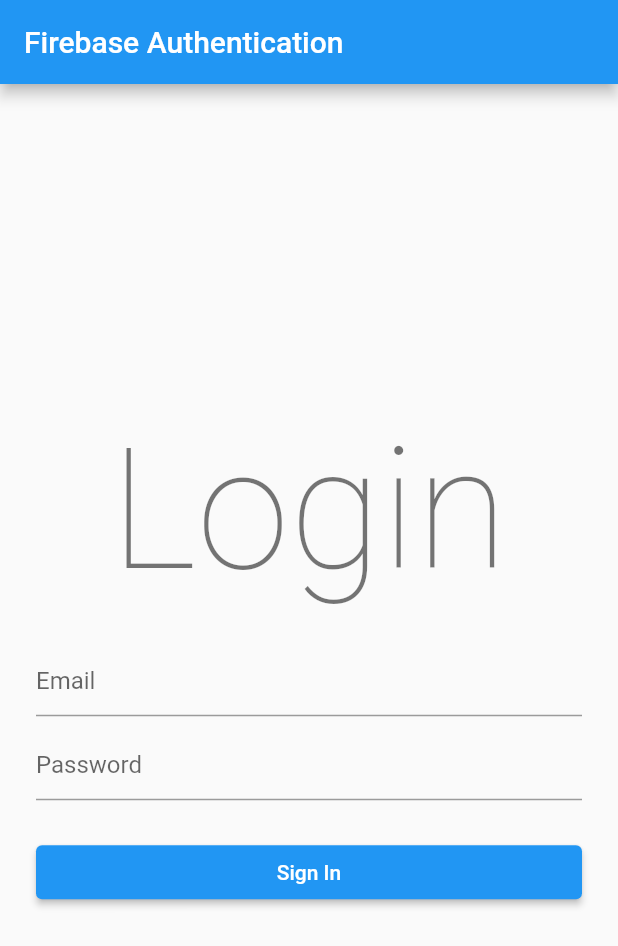
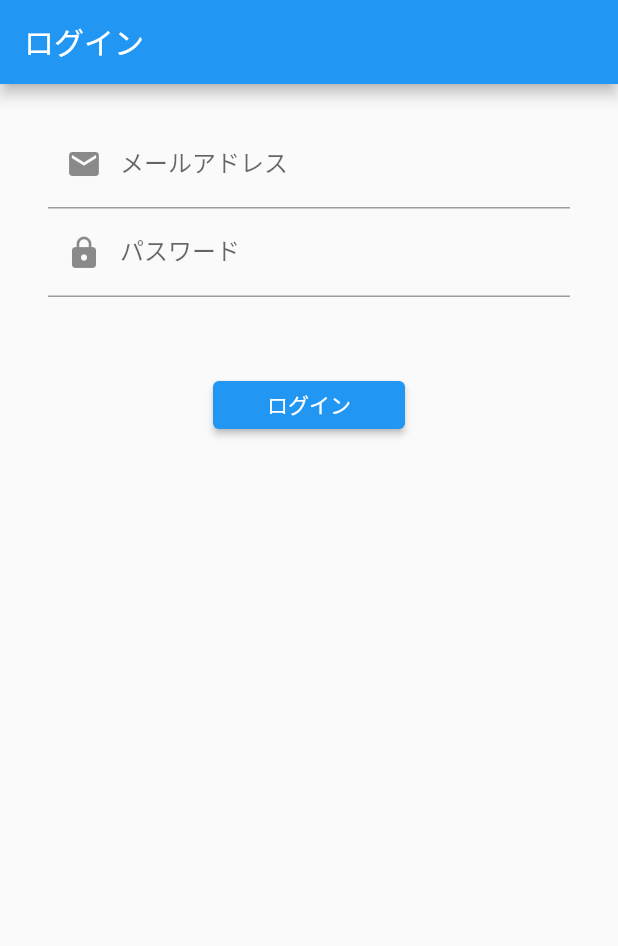
Before and after one commit to motowo/flutter_web, a Flutter app: the screen it shows after launch, on a phone screen of 412 x 824 dp. Shown: the top 946 px of the screen. Run offline on Flutter 3.47's test engine with Material 2 defaults, Android fonts, the phone set to English and light mode, and no system bars; our stand-ins replace firebase_auth, firebase_core, flutter_hooks, hooks_riverpod; accounts and stored records are empty; generated files the repository leaves out were written again.

Commit message:
file delete

```diff
--- a/lib/pages/login_page copy.dart
+++ /dev/null
@@ -1,82 +0,0 @@
-import 'package:firebase_auth/firebase_auth.dart';
-import 'package:flutter/material.dart';
-
-class LoginPage extends StatefulWidget {
-  const LoginPage({super.key});
-
-  @override
-  State createState() => _LoginPageState();
-}
-
-class _LoginPageState extends State<LoginPage> {
-  // 入力されたメールアドレス
-  String loginUserEmail = "";
-  // 入力されたパスワード
-  String loginUserPassword = "";
-  // 登録・ログインに関する情報を表示
-  String infoText = "";
-
-  @override
-  Widget build(BuildContext context) {
-    return Scaffold(
-      body: Center(
-        child: Container(
-          padding: const EdgeInsets.all(32),
-          child: Column(
-            children: <Widget>[
-              TextFormField(
-                // テキスト入力のラベルを設定
-                decoration: const InputDecoration(labelText: "メールアドレス"),
-                onChanged: (String value) {
-                  setState(() {
-                    loginUserEmail = value;
-                  });
-                },
-              ),
-              const SizedBox(height: 8),
-              TextFormField(
-                decoration: const InputDecoration(labelText: "パスワード（６文字以上）"),
-                // パスワードが見えないようにする
-                obscureText: true,
-                onChanged: (String value) {
-                  setState(() {
-                    loginUserPassword = value;
-                  });
-                },
-              ),
-              const SizedBox(height: 8),
-              ElevatedButton(
-                onPressed: () async {
-                  try {
-                    // メール/パスワードでログイン
-                    final FirebaseAuth auth = FirebaseAuth.instance;
-                    final UserCredential result =
-                        await auth.signInWithEmailAndPassword(
-                      email: loginUserEmail,
-                      password: loginUserPassword,
-                    );
-                    // ログインに成功した場合
-                    final User user = result.user!;
-                    setState(() {
-                      infoText = "ログインOK：${user.email}";
-                    });
-                    // ignore: use_build_context_synchronously
-                    Navigator.of(context).pushReplacementNamed('/list');
-                  } catch (e) {
-                    // ログインに失敗した場合
-                    setState(() {
-                      infoText = "ログインNG：${e.toString()}";
-                    });
-                  }
-                },
-                child: const Text("ログイン"),
-              ),
-              const SizedBox(height: 8),
-              Text(infoText),
-            ],
-          ),
-        ),
-      ),
-    );
-  }
-}
--- a/lib/pages/login_page.dart
+++ b/lib/pages/login_page.dart
@@ -1,165 +1,78 @@
-import 'package:firebase_auth/firebase_auth.dart';
-import 'package:firebase_core/firebase_core.dart';
 import 'package:flutter/material.dart';
-import '/utils/fire_auth.dart';
+import 'package:flutter_hooks/flutter_hooks.dart';
+import 'package:hooks_riverpod/hooks_riverpod.dart';
 
-import 'package:simple_logger/simple_logger.dart';
+import '../providers/auth_provider.dart';
+import 'list_page.dart';
 
-final logger = SimpleLogger()
-  ..setLevel(
-    // すべてログ出力する
-    Level.ALL,
-    // ログ出力した場所を出力する
-    includeCallerInfo: true,
-  );
-
-class LoginPage extends StatefulWidget {
-  const LoginPage({super.key});
+class LoginPage extends HookConsumerWidget {
+  const LoginPage({Key? key}) : super(key: key);
 
   @override
-  _LoginPageState createState() => _LoginPageState();
-}
+  Widget build(BuildContext context, WidgetRef ref) {
+    final emailController = useTextEditingController(text: '');
+    final passwordController = useTextEditingController(text: '');
 
-class _LoginPageState extends State<LoginPage> {
-  final _formKey = GlobalKey<FormState>();
-
-  final _emailTextController = TextEditingController();
-  final _passwordTextController = TextEditingController();
-
-  final _focusEmail = FocusNode();
-  final _focusPassword = FocusNode();
-
-  bool _isProcessing = false;
-
-  Future<FirebaseApp> _initializeFirebase() async {
-    FirebaseApp firebaseApp = await Firebase.initializeApp();
-
-    User? user = await FirebaseAuth.instance.currentUser;
-    logger.info(user);
-    if (user != null) {
-      // ignore: use_build_context_synchronously
-      Navigator.of(context).pushReplacementNamed('/list');
-    }
-
-    return firebaseApp;
-  }
-
-  @override
-  Widget build(BuildContext context) {
-    return GestureDetector(
-      onTap: () {
-        _focusEmail.unfocus();
-        _focusPassword.unfocus();
-      },
-      child: Scaffold(
-        appBar: AppBar(
-          title: const Text('Firebase Authentication'),
+    return Scaffold(
+      appBar: AppBar(title: const Text('ログイン')),
+      body: Padding(
+        padding: const EdgeInsets.symmetric(
+          vertical: 24,
+          horizontal: 32,
         ),
-        body: FutureBuilder(
-          future: _initializeFirebase(),
-          builder: (context, snapshot) {
-            if (snapshot.connectionState == ConnectionState.done) {
-              return Padding(
-                padding: const EdgeInsets.only(left: 24.0, right: 24.0),
-                child: Column(
-                  mainAxisAlignment: MainAxisAlignment.center,
-                  children: [
-                    Padding(
-                      padding: const EdgeInsets.only(bottom: 24.0),
-                      child: Text(
-                        'Login',
-                        style: Theme.of(context).textTheme.headline1,
-                      ),
-                    ),
-                    Form(
-                      key: _formKey,
-                      child: Column(
-                        children: <Widget>[
-                          TextFormField(
-                            controller: _emailTextController,
-                            focusNode: _focusEmail,
-                            decoration: InputDecoration(
-                              hintText: "Email",
-                              errorBorder: UnderlineInputBorder(
-                                borderRadius: BorderRadius.circular(6.0),
-                                borderSide: const BorderSide(
-                                  color: Colors.red,
-                                ),
-                              ),
-                            ),
-                          ),
-                          const SizedBox(height: 8.0),
-                          TextFormField(
-                            controller: _passwordTextController,
-                            focusNode: _focusPassword,
-                            obscureText: true,
-                            decoration: InputDecoration(
-                              hintText: "Password",
-                              errorBorder: UnderlineInputBorder(
-                                borderRadius: BorderRadius.circular(6.0),
-                                borderSide: const BorderSide(
-                                  color: Colors.red,
-                                ),
-                              ),
-                            ),
-                          ),
-                          const SizedBox(height: 24.0),
-                          _isProcessing
-                              ? const CircularProgressIndicator()
-                              : Row(
-                                  mainAxisAlignment:
-                                      MainAxisAlignment.spaceBetween,
-                                  children: [
-                                    Expanded(
-                                      child: ElevatedButton(
-                                        onPressed: () async {
-                                          _focusEmail.unfocus();
-                                          _focusPassword.unfocus();
-
-                                          if (_formKey.currentState!
-                                              .validate()) {
-                                            setState(() {
-                                              _isProcessing = true;
-                                            });
-
-                                            User? user = await FireAuth
-                                                .signInUsingEmailPassword(
-                                              email: _emailTextController.text,
-                                              password:
-                                                  _passwordTextController.text,
-                                            );
-
-                                            setState(() {
-                                              _isProcessing = false;
-                                            });
-
-                                            if (user != null) {
-                                              Navigator.of(context)
-                                                  .pushReplacementNamed(
-                                                      '/list');
-                                            }
-                                          }
-                                        },
-                                        child: const Text(
-                                          'Sign In',
-                                          style: TextStyle(color: Colors.white),
-                                        ),
-                                      ),
-                                    ),
-                                  ],
-                                )
-                        ],
-                      ),
-                    )
-                  ],
-                ),
-              );
-            }
-
-            return const Center(
-              child: CircularProgressIndicator(),
-            );
-          },
+        child: Column(
+          mainAxisAlignment: MainAxisAlignment.start,
+          children: [
+            TextFormField(
+              decoration: const InputDecoration(
+                prefixIcon: Icon(Icons.mail),
+                label: Text('メールアドレス'),
+                hintText: 'test@gmail.com',
+              ),
+              controller: emailController,
+              keyboardType: TextInputType.emailAddress,
+            ),
+            TextFormField(
+              decoration: const InputDecoration(
+                prefixIcon: Icon(Icons.lock),
+                label: Text('パスワード'),
+                hintText: 'password',
+              ),
+              controller: passwordController,
+              obscureText: true,
+            ),
+            const SizedBox(
+              height: 48,
+            ),
+            ElevatedButton(
+              style: ButtonStyle(
+                backgroundColor: MaterialStateProperty.all<Color>(Colors.blue),
+                minimumSize:
+                    MaterialStateProperty.all<Size>(const Size(128, 32)),
+              ),
+              onPressed: () async {
+                try {
+                  if (emailController.text.isEmpty) {
+                    throw 'メールアドレスを入力してください';
+                  }
+                  if (passwordController.text.isEmpty) {
+                    throw 'パスワードを入力してください';
+                  }
+                  await ref.read(authControllerProvider.notifier).signIn(
+                        emailController.text,
+                        passwordController.text,
+                      );
+                  Navigator.of(context).pushAndRemoveUntil(
+                    MaterialPageRoute(builder: (context) => const ListPage()),
+                    (_) => false,
+                  );
+                } catch (e) {
+                  print('サインインでエラーだよ');
+                }
+              },
+              child: const Text('ログイン'),
+            ),
+          ],
         ),
       ),
     );
--- a/lib/utils/fire_auth.dart
+++ /dev/null
@@ -1,37 +0,0 @@
-import 'package:firebase_auth/firebase_auth.dart';
-
-class FireAuth {
-  // For signing in an user (have already registered)
-  static Future<User?> signInUsingEmailPassword({
-    required String email,
-    required String password,
-  }) async {
-    FirebaseAuth auth = FirebaseAuth.instance;
-    User? user;
-
-    try {
-      UserCredential userCredential = await auth.signInWithEmailAndPassword(
-        email: email,
-        password: password,
-      );
-      user = userCredential.user;
-    } on FirebaseAuthException catch (e) {
-      if (e.code == 'user-not-found') {
-        print('No user found for that email.');
-      } else if (e.code == 'wrong-password') {
-        print('Wrong password provided.');
-      }
-    }
-
-    return user;
-  }
-
-  static Future<User?> refreshUser(User user) async {
-    FirebaseAuth auth = FirebaseAuth.instance;
-
-    await user.reload();
-    User? refreshedUser = auth.currentUser;
-
-    return refreshedUser;
-  }
-}
```
Also changed, not shown: 1 other file.
